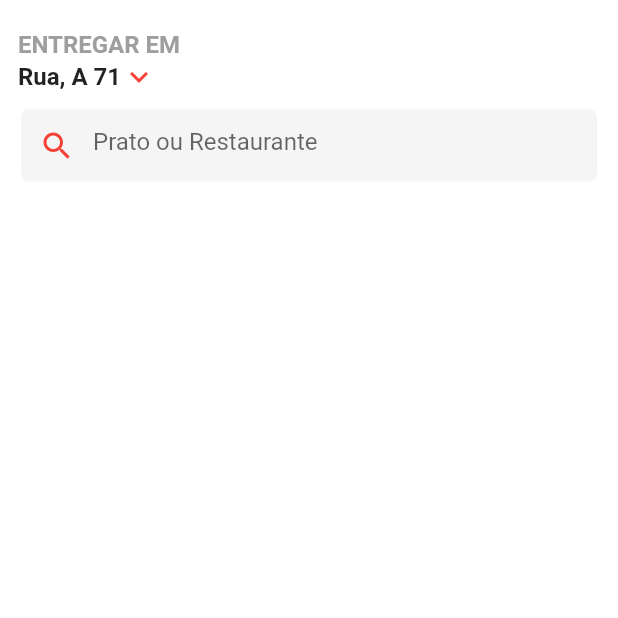
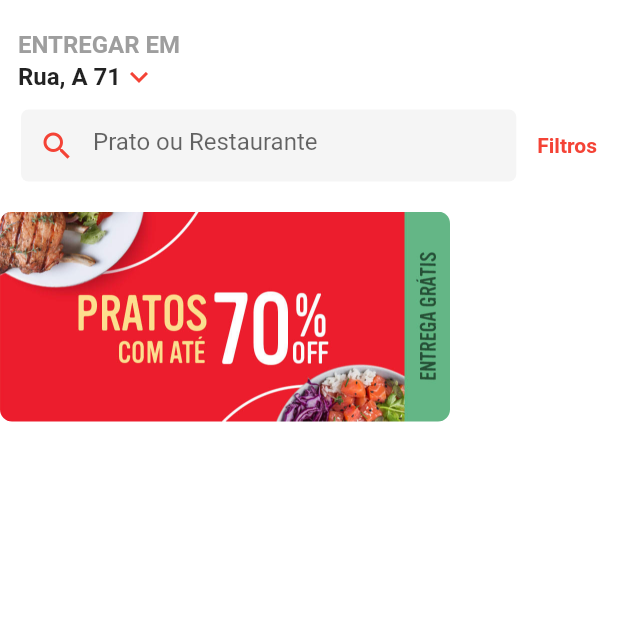
Before and after one commit to alefbispo/Ifood_Clone, a Flutter app: the screen it shows after launch, on a phone screen of 412 x 824 dp, the top half of it. Run offline on Flutter 3.47's test engine with Material 2 defaults, Android fonts, the phone set to English and light mode, and no system bars.

```diff
--- a/lib/main.dart
+++ b/lib/main.dart
@@ -63,17 +63,48 @@ class IfoodFlutter extends StatelessWidget {
                       decoration: BoxDecoration(
                           borderRadius: BorderRadius.circular(5),
                           color: Colors.grey.shade100),
-                      child: TextField(
+                      child: const TextField(
                         decoration: InputDecoration(
-                         hintText: 'Prato ou Restaurante',
-                          border: InputBorder.none,
-                          prefixIcon:
-                            Icon(Icons.search,
-                            color:
-                              Colors.red,)
-                        ),
+                            hintText: 'Prato ou Restaurante',
+                            border: InputBorder.none,
+                            prefixIcon: Icon(
+                              Icons.search,
+                              color: Colors.red,
+                            )),
                       ),
                     ),
+                  ),
+                  SizedBox(
+                    width: 14,
+                  ),
+                  const Text(
+                    'Filtros',
+                    style: TextStyle(
+                        color: Colors.red, fontWeight: FontWeight.bold),
+                  ),
+                ],
+              ),
+            ),
+            SizedBox(height: 20),
+            Container(
+              height: 180,
+              decoration: BoxDecoration(
+                borderRadius: BorderRadius.circular(5),
+              ),
+              child: ListView(
+                padding: EdgeInsets.only(right: 12),
+                scrollDirection: Axis.horizontal,
+                children: <Widget>[
+                  Column(
+                    crossAxisAlignment: CrossAxisAlignment.start,
+                    children: <Widget>[
+                      ClipRRect(
+                        borderRadius: BorderRadius.circular(8),
+                       child: Image.asset('assets/images/restaurantes-0.png',
+                         height: 140,
+                       ),
+                      )
+                    ],
                   )
                 ],
               ),
--- a/pubspec.yaml
+++ b/pubspec.yaml
@@ -58,8 +58,8 @@ flutter:
   uses-material-design: true
 
   # To add assets to your application, add an assets section, like this:
-  # assets:
-  #   - images/a_dot_burr.jpeg
+  assets:
+   - assets/images/
   #   - images/a_dot_ham.jpeg
 
   # An image asset can refer to one or more resolution-specific "variants", see
```
Also changed, not shown: assets/images/acai.png (renamed from lib/imagens/acai.png), assets/images/bebidas.png (renamed from lib/imagens/bebidas.png), assets/images/gourmet.png (renamed from lib/imagens/gourmet.png), assets/images/japonesa.png (renamed from lib/imagens/japonesa.png), assets/images/lanches.png (renamed from lib/imagens/lanches.png), assets/images/pizza.png (renamed from lib/imagens/pizza.png), assets/images/restaurantes-0.png (renamed from lib/imagens/restaurantes-0.png), assets/images/restaurantes-1.png (renamed from lib/imagens/restaurantes-1.png), assets/images/restaurantes-2.png (renamed from lib/imagens/restaurantes-2.png), assets/images/retirar.png (renamed from lib/imagens/retirar.png).
